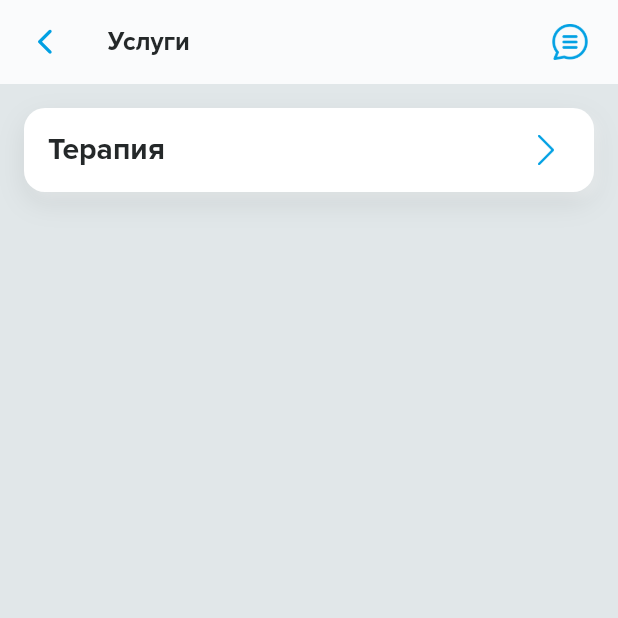
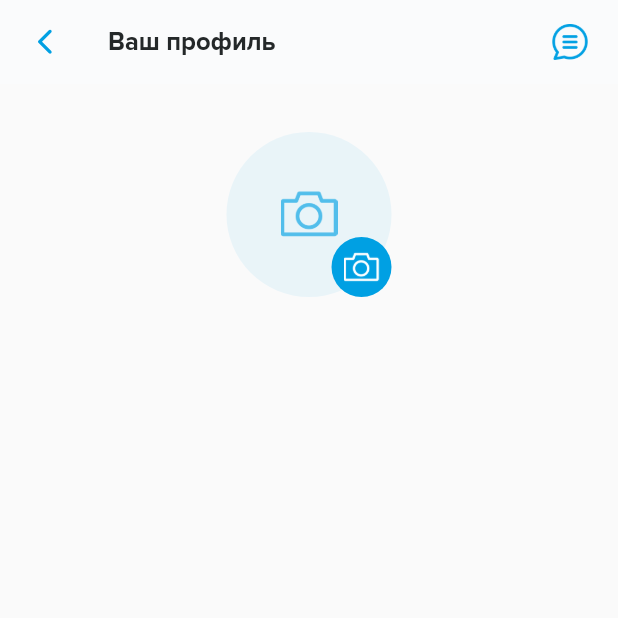
Before and after one commit to uluhulu/swissdent, a Flutter app: the screen it shows after launch, on a phone screen of 412 x 824 dp, the top half of it. Run offline on Flutter 3.47's test engine with Material 2 defaults, Android fonts, the phone set to English and light mode, and no system bars; drawn by our look-alikes of expandable; our stand-ins replace flutter_bloc, flutter_money_formatter, mask_text_input_formatter, video_player.

Commit message:
work in progress

```diff
--- a/lib/constants/colors.dart
+++ b/lib/constants/colors.dart
@@ -34,6 +34,7 @@ final appbarColor = palete['solitude'];
 final cartTotalBoardColor = palete['solitude'];
 final paymentInfoBoardColor = palete['cosmic latte'];
 final snapshotCardColor = palete['solitude'];
+final userProfilePhotoIconBackgroundColor = palete['blue'];
 
 final palete = {
   'alarm': Color(0xffEC2424),
--- a/lib/constants/paths.dart
+++ b/lib/constants/paths.dart
@@ -10,6 +10,7 @@ final iconVisibilityOn = "assets/icons/icon_visibility_on.png";
 final iconVisibilityOff = "assets/icons/icon_visibility_off.png";
 final iconChat = "assets/icons/icon_chat.png";
 final iconCamera = "assets/icons/icon_camera.png";
+final iconCameraWhite = "assets/icons/icon_camera_white.png";
 final iconCartArrow = "assets/icons/icon_cart_arrow.png";
 final iconPerson = "assets/icons/icon_person.png";
 final iconServices = "assets/icons/icon_services.png";
--- a/lib/constants/strings.dart
+++ b/lib/constants/strings.dart
@@ -27,7 +27,7 @@ final personalCabinet = 'Личный кабинет';
 final services = 'Услуги';
 final products = 'Товары';
 final team = 'Команда';
-final cart = '"Корзина"';
+final cart = 'Корзина';
 final help = 'Помощь';
 final emergencyCallButton = 'Экстренный звонок в клинику';
 final completeTreatmentCardName = 'Пройденное лечение';
@@ -50,3 +50,5 @@ final total = 'Итог';
 final paymentInfoText = 'Оплата и получение товара производится в офисе стоматологии';
 final snapshotsScreenTitle = 'Снимки';
 final servicesScreenTitle = 'Услуги';
+final userProfileTitle = "Ваш профиль";
+final commonData = "Общие данные";
--- a/lib/main.dart
+++ b/lib/main.dart
@@ -2,6 +2,8 @@ import 'package:flutter/material.dart';
 import 'package:swissdent/screens/personal_cabinet/personal_cabinet_screen.dart';
 import 'package:swissdent/screens/services_screen/services_screen.dart';
 import 'package:swissdent/screens/snapshots_screen/snapshots_screen.dart';
+
+import 'screens/user_profile_screen/user_profile_screen.dart';
 
 void main() {
   runApp(MyApp());
@@ -28,7 +30,7 @@ class MyApp extends StatelessWidget {
           primarySwatch: Colors.blue,
           visualDensity: VisualDensity.adaptivePlatformDensity,
         ),
-        home: ServicesScreen(),
+        home: UserProfileScreen(),
       ),
     );
   }
--- a/lib/screens/main_menu_screen/main_menu_screen.dart
+++ b/lib/screens/main_menu_screen/main_menu_screen.dart
@@ -40,11 +40,6 @@ class _MainMenuScreenState extends State<MainMenuScreen> {
       mainAxisSize: MainAxisSize.min,
       children: [
         MainMenuAppBar(),
-        // UserCardWithoutCart(
-        //   userName: 'black cock',
-        //   userEmail: 'black@cock.suck',
-        //   avatarPath: 'https://cdn009.mndcdn.net/photo/c/4/b/2fc1947a75b55b357cade348618085ab_view.jpg',
-        // ),
         Expanded(
           child: ListView(
             padding: EdgeInsets.zero,
--- /dev/null
+++ b/lib/screens/user_profile_screen/user_profile_screen.dart
@@ -0,0 +1,32 @@
+import 'package:flutter/material.dart';
+import 'package:swissdent/constants/strings.dart';
+import 'package:swissdent/screens/user_profile_screen/widget/user_profile_photo.dart';
+import 'package:swissdent/widget/appbar.dart';
+import 'package:swissdent/widget/chat_button.dart';
+
+class UserProfileScreen extends StatefulWidget {
+  @override
+  _UserProfileScreenState createState() => _UserProfileScreenState();
+}
+
+class _UserProfileScreenState extends State<UserProfileScreen> {
+  @override
+  Widget build(BuildContext context) {
+    return Scaffold(
+      appBar: buildAppbar(
+        titleText: userProfileTitle,
+        onBackCallback: () => Navigator.of(context).pop(),
+        action: ChatButton(),
+      ),
+      body: _buildBody(),
+    );
+  }
+
+  Widget _buildBody(){
+    return Column(
+      children: [
+        UserProfilePhoto(),
+      ],
+    );
+  }
+}
--- /dev/null
+++ b/lib/screens/user_profile_screen/widget/user_profile_info.dart
@@ -0,0 +1,20 @@
+import 'package:flutter/material.dart';
+import 'package:swissdent/constants/strings.dart';
+import 'package:swissdent/constants/styles.dart';
+
+///user profile info
+///https://www.figma.com/file/esZIIKJ4Hb7I4at0WqUKx1/%D0%A1%D1%82%D0%BE%D0%BC%D0%B0%D1%82%D0%BE%D0%BB%D0%BE%D0%B3%D0%B8%D1%8F?node-id=4%3A1156
+class UserProfileInfo extends StatelessWidget {
+  @override
+  Widget build(BuildContext context) {
+    return Column(
+      children: [
+        Text(
+          commonData,
+          style: normal15StyleGrey,
+        ),
+      ],
+
+    );
+  }
+}
--- /dev/null
+++ b/lib/screens/user_profile_screen/widget/user_profile_photo.dart
@@ -0,0 +1,72 @@
+import 'package:flutter/material.dart';
+import 'package:swissdent/constants/colors.dart';
+import 'package:swissdent/constants/paths.dart';
+
+class UserProfilePhoto extends StatelessWidget {
+  final String photoPath;
+
+  const UserProfilePhoto({
+    Key key,
+    this.photoPath = '',
+  }) : super(key: key);
+
+  @override
+  Widget build(BuildContext context) {
+    return Padding(
+      padding: const EdgeInsets.symmetric(vertical: 32.0),
+      child: Center(
+        child: Stack(
+          children: [
+            Container(
+              width: 110,
+              height: 110,
+              decoration: new BoxDecoration(
+                color: circleAvatarColor,
+                shape: BoxShape.circle,
+              ),
+              child: photoPath.isNotEmpty
+                  ? Container(
+                      // margin: EdgeInsets.all(8),
+                      width: 110,
+                      height: 110,
+                      decoration: BoxDecoration(
+                        shape: BoxShape.circle,
+                        image: DecorationImage(
+                          image: NetworkImage(photoPath),
+                          fit: BoxFit.cover,
+                        ),
+                      ),
+                    )
+                  : Center(
+                      child: Image.asset(
+                        iconCamera,
+                        width: 38,
+                        height: 38,
+                      ),
+                    ),
+            ),
+            Positioned(
+              bottom: 0,
+              right: 0,
+              child: Container(
+                width: 40,
+                height: 40,
+                decoration: new BoxDecoration(
+                  shape: BoxShape.circle,
+                  color: userProfilePhotoIconBackgroundColor,
+                ),
+                child: Center(
+                  child: Image.asset(
+                    iconCameraWhite,
+                    width: 24,
+                    height: 24,
+                  ),
+                ),
+              ),
+            ),
+          ],
+        ),
+      ),
+    );
+  }
+}
```
Also changed, not shown: assets/icons/icon_camera_white.png (added).
